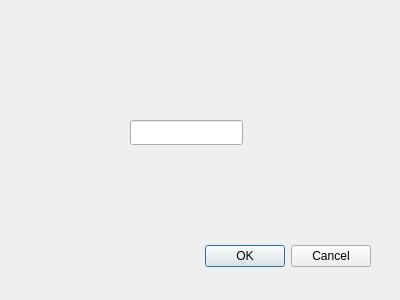
Old version of the form worksheet6/optiondialog.ui in the repository eeyzr1/2024_20291563.
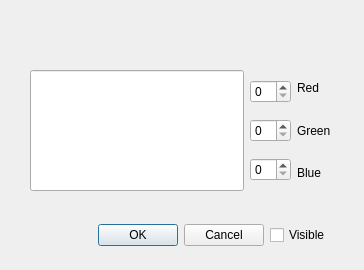
New version of the form.

Diff of the .ui file:
```diff
--- a/worksheet6/optiondialog.ui
+++ b/worksheet6/optiondialog.ui
@@ -6,38 +6,105 @@
    <rect>
     <x>0</x>
     <y>0</y>
-    <width>400</width>
-    <height>300</height>
+    <width>364</width>
+    <height>270</height>
    </rect>
   </property>
   <property name="windowTitle">
    <string>Dialog</string>
   </property>
-  <widget class="QDialogButtonBox" name="buttonBox">
+  <widget class="QWidget" name="">
    <property name="geometry">
     <rect>
      <x>30</x>
-     <y>240</y>
-     <width>341</width>
-     <height>32</height>
+     <y>70</y>
+     <width>301</width>
+     <height>121</height>
     </rect>
    </property>
-   <property name="orientation">
-    <enum>Qt::Orientation::Horizontal</enum>
-   </property>
-   <property name="standardButtons">
-    <set>QDialogButtonBox::StandardButton::Cancel|QDialogButtonBox::StandardButton::Ok</set>
-   </property>
+   <layout class="QHBoxLayout" name="horizontalLayout_2">
+    <item>
+     <widget class="QLineEdit" name="lineEdit">
+      <property name="sizePolicy">
+       <sizepolicy hsizetype="Expanding" vsizetype="Expanding">
+        <horstretch>0</horstretch>
+        <verstretch>0</verstretch>
+       </sizepolicy>
+      </property>
+     </widget>
+    </item>
+    <item>
+     <layout class="QHBoxLayout" name="horizontalLayout">
+      <item>
+       <layout class="QVBoxLayout" name="verticalLayout">
+        <item>
+         <widget class="QSpinBox" name="spinBox_R"/>
+        </item>
+        <item>
+         <widget class="QSpinBox" name="spinBox_G"/>
+        </item>
+        <item>
+         <widget class="QSpinBox" name="spinBox_B"/>
+        </item>
+       </layout>
+      </item>
+      <item>
+       <layout class="QVBoxLayout" name="verticalLayout_2">
+        <item>
+         <widget class="QLabel" name="label">
+          <property name="text">
+           <string>Red</string>
+          </property>
+         </widget>
+        </item>
+        <item>
+         <widget class="QLabel" name="label_3">
+          <property name="text">
+           <string>Green</string>
+          </property>
+         </widget>
+        </item>
+        <item>
+         <widget class="QLabel" name="label_2">
+          <property name="text">
+           <string>Blue</string>
+          </property>
+         </widget>
+        </item>
+       </layout>
+      </item>
+     </layout>
+    </item>
+   </layout>
   </widget>
-  <widget class="QLineEdit" name="lineEdit">
+  <widget class="QWidget" name="">
    <property name="geometry">
     <rect>
-     <x>130</x>
-     <y>120</y>
-     <width>113</width>
-     <height>25</height>
+     <x>20</x>
+     <y>220</y>
+     <width>311</width>
+     <height>30</height>
     </rect>
    </property>
+   <layout class="QHBoxLayout" name="horizontalLayout_3">
+    <item>
+     <widget class="QDialogButtonBox" name="buttonBox">
+      <property name="orientation">
+       <enum>Qt::Orientation::Horizontal</enum>
+      </property>
+      <property name="standardButtons">
+       <set>QDialogButtonBox::StandardButton::Cancel|QDialogButtonBox::StandardButton::Ok</set>
+      </property>
+     </widget>
+    </item>
+    <item>
+     <widget class="QCheckBox" name="checkBoxVisible">
+      <property name="text">
+       <string>Visible</string>
+      </property>
+     </widget>
+    </item>
+   </layout>
   </widget>
  </widget>
  <resources/>
```
